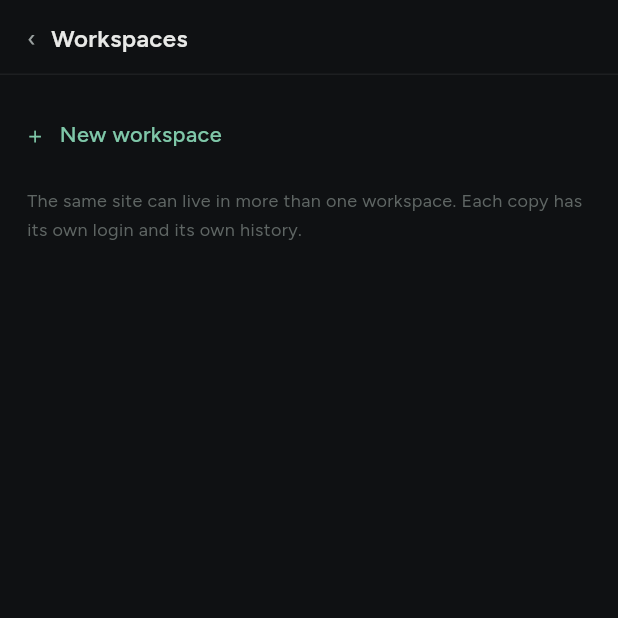
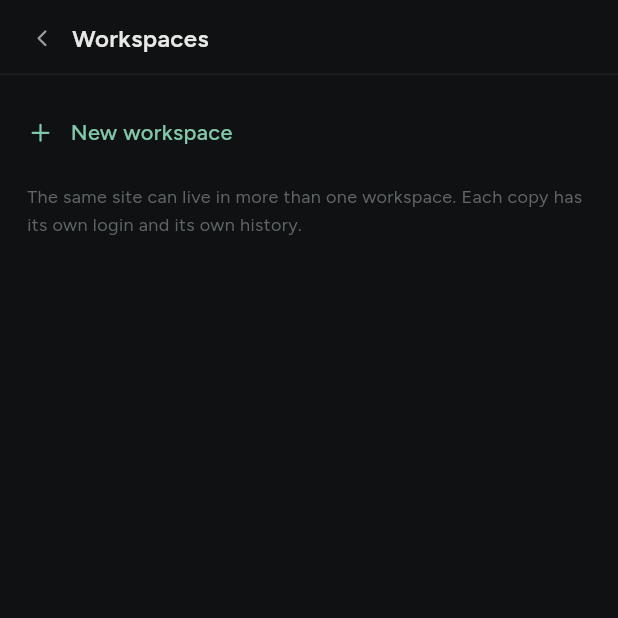
Before and after one commit to narkytypey/flutter-app, a Flutter app: the WorkspacesScreen screen opened directly with empty values, on a phone screen of 412 x 824 dp, the top half of it. Run offline on Flutter 3.47's test engine with Material 3 defaults, Android fonts, the phone set to English and light mode, and no system bars; our stand-ins replace flutter_riverpod, sqflite_sqlcipher; accounts and stored records are empty.

Commit message:
feat(10a,10b,10d,10e): workspace and script marks are line icons
Co-Authored-By: Claude Opus 5.5 <noreply@anthropic.com>
Claude-Session: https://claude.ai/code/session_01MBKedSTXdg9iv1vn8vAjeV

```diff
--- a/lib/ui/features/workspaces/views/workspaces_screen.dart
+++ b/lib/ui/features/workspaces/views/workspaces_screen.dart
@@ -1,7 +1,9 @@
 import 'package:flutter/material.dart';
 
+import '../../../core/icons.dart';
 import '../../../core/tokens.dart';
 import '../../../core/typography.dart';
+import '../../../core/widgets/icon_tap.dart';
 
 class WorkspaceListItem {
   const WorkspaceListItem({
@@ -51,10 +53,12 @@ class WorkspacesScreen extends StatelessWidget {
               ),
               child: Row(
                 children: [
-                  GestureDetector(
+                  IconTap(
+                    glyph: AppGlyph.back,
+                    label: 'Back',
                     onTap: onBack,
-                    child: const Text('‹',
-                        style: TextStyle(fontSize: 16, color: C.icon)),
+                    size: 20,
+                    iconSize: 18,
                   ),
                   const SizedBox(width: 10),
                   Text('Workspaces', style: T.screenTitle),
@@ -80,8 +84,7 @@ class WorkspacesScreen extends StatelessWidget {
                       onTap: onNewWorkspace,
                       child: Row(
                         children: [
-                          Text('+',
-                              style: ui(size: 17, weight: 300, color: C.jade)),
+                          const AppIcon(AppGlyph.plus, size: 18, color: C.jade),
                           const SizedBox(width: 11),
                           Text('New workspace',
                               style:
@@ -148,7 +151,7 @@ class _WorkspaceRow extends StatelessWidget {
                 ],
               ),
             ),
-            Text('›', style: ui(size: 14, color: C.textFaint)),
+            const AppIcon(AppGlyph.forward, size: 16, color: C.textFaint),
           ],
         ),
       ),
```
Also changed, not shown: lib/ui/features/scripts/views/script_editor_screen.dart (+21 -5 lines), lib/ui/features/scripts/views/scripts_and_filters_screen.dart (+8 -5 lines), lib/ui/features/workspaces/views/workspace_form_screen.dart (+7 -3 lines), 5 other files.
